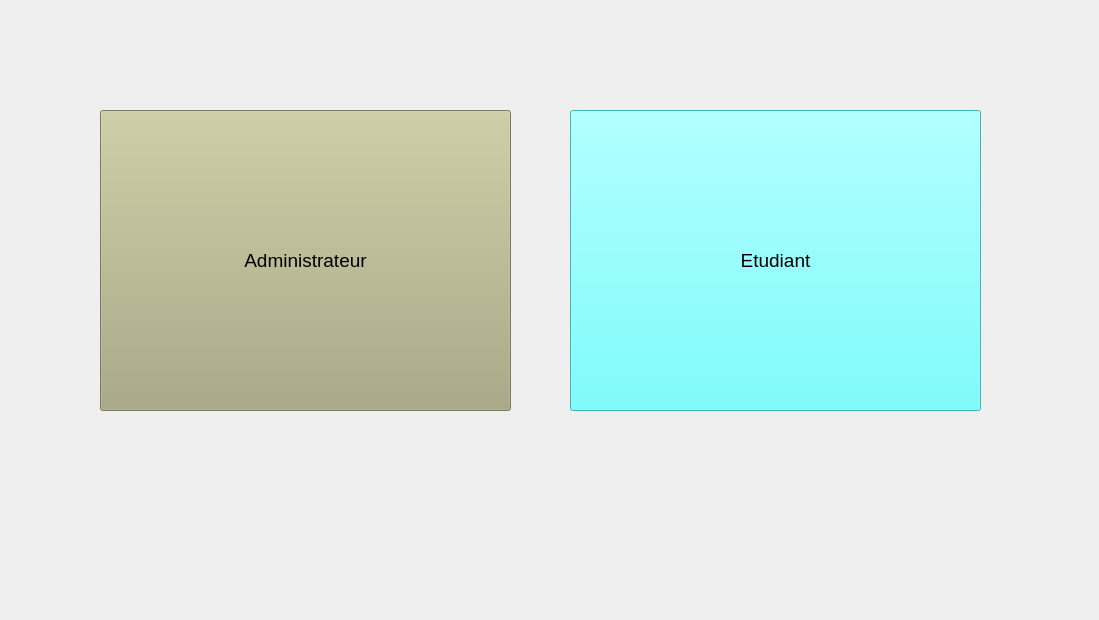
Above: FirstPage.ui from Ayoub101010/Apoge before the change. Below: the same form after it.
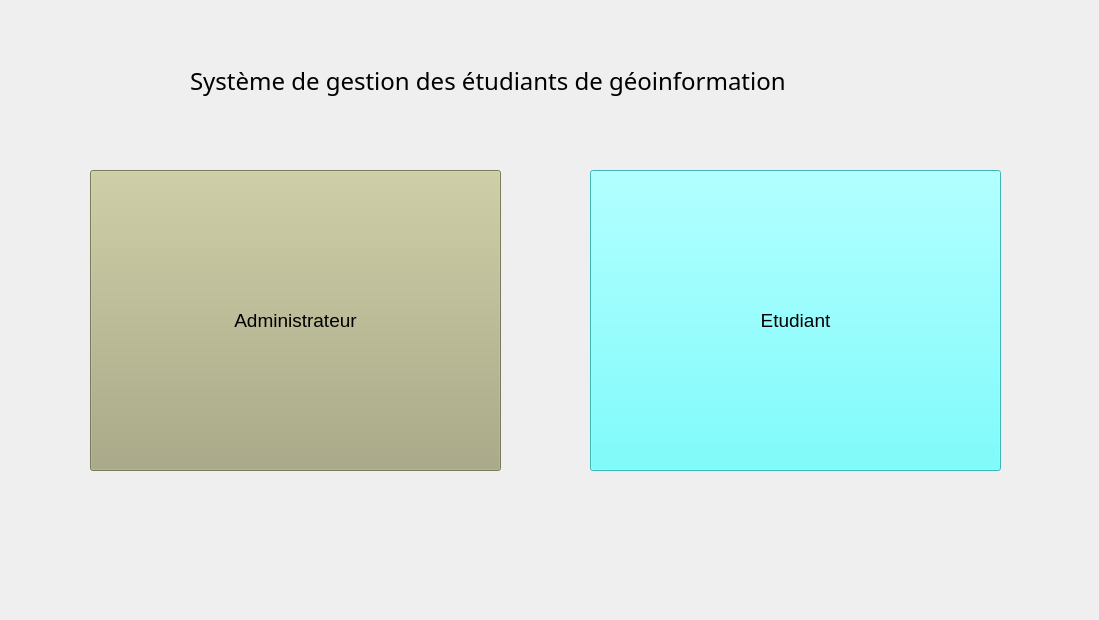
That is the form after the change. Icons and pictures are not drawn.

```diff
--- a/FirstPage.ui
+++ b/FirstPage.ui
@@ -16,8 +16,8 @@
   <widget class="QPushButton" name="pushButton">
    <property name="geometry">
     <rect>
-     <x>100</x>
-     <y>110</y>
+     <x>90</x>
+     <y>170</y>
      <width>411</width>
      <height>301</height>
     </rect>
@@ -48,8 +48,8 @@
   <widget class="QPushButton" name="pushButton_2">
    <property name="geometry">
     <rect>
-     <x>570</x>
-     <y>110</y>
+     <x>590</x>
+     <y>170</y>
      <width>411</width>
      <height>301</height>
     </rect>
@@ -79,6 +79,25 @@
     </size>
    </property>
   </widget>
+  <widget class="QLabel" name="label">
+   <property name="geometry">
+    <rect>
+     <x>190</x>
+     <y>60</y>
+     <width>771</width>
+     <height>41</height>
+    </rect>
+   </property>
+   <property name="font">
+    <font>
+     <family>MV Boli</family>
+     <pointsize>18</pointsize>
+    </font>
+   </property>
+   <property name="text">
+    <string>Système de gestion des étudiants de géoinformation</string>
+   </property>
+  </widget>
  </widget>
  <resources/>
  <connections/>
```
